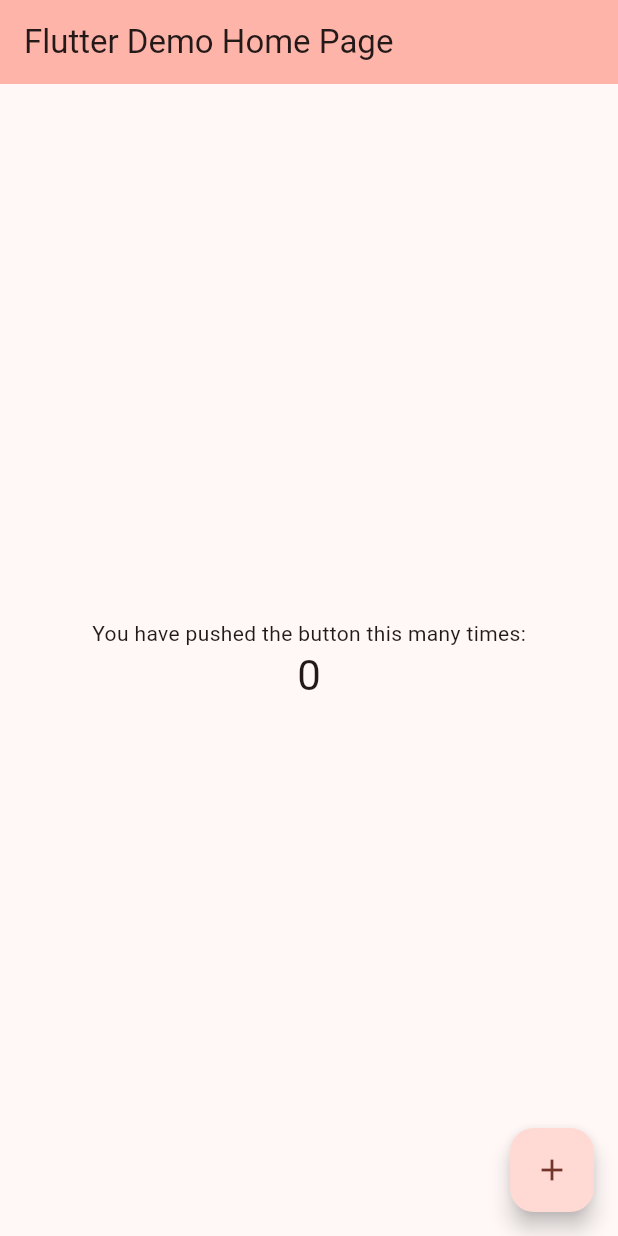
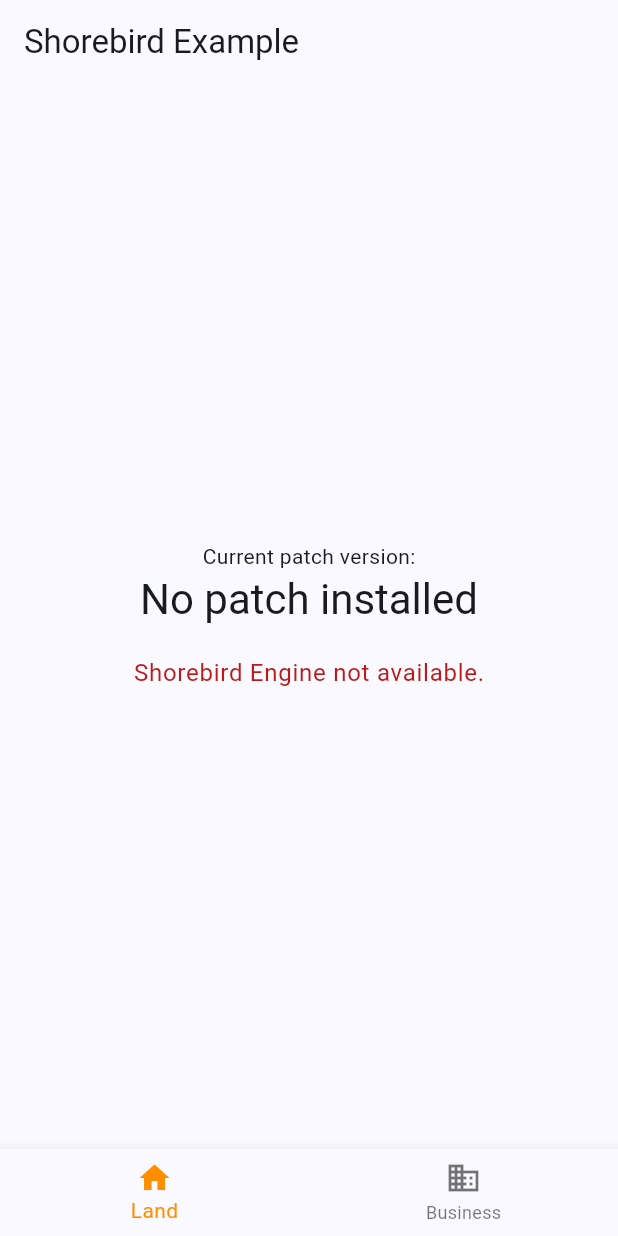
Before and after one commit to Sourav-Sonkar/shorebird_eg, a Flutter app: the screen it shows after launch, on a phone screen of 412 x 824 dp. Run offline on Flutter 3.47's test engine with Material 3 defaults, Android fonts, the phone set to English and light mode, and no system bars; missing offline and left inert: restart_app, shorebird_code_push.

Commit message:
app demo

```diff
--- a/lib/main.dart
+++ b/lib/main.dart
@@ -1,75 +1,57 @@
 import 'package:flutter/material.dart';
+import 'package:shorebird_eg/screen/home_page.dart';
+import 'package:shorebird_eg/screen/second_page.dart';
 
-void main() {
-  runApp(const MyApp());
+void main() => runApp(const MyApp());
+
+class MyApp extends StatefulWidget {
+  const MyApp({super.key});
+
+  @override
+  State<MyApp> createState() => _MyAppState();
 }
 
-class MyApp extends StatelessWidget {
-  const MyApp({super.key});
-
-  // This widget is the root of your application.
+class _MyAppState extends State<MyApp> {
+  int _selectedIndex = 0; //index of selected item
+  final List<Widget> _widgetOptions = <Widget>[
+    const HomePage(),
+    const SecondScreen(),
+  ]; //list of pages
   @override
   Widget build(BuildContext context) {
     return MaterialApp(
-      title: 'Flutter Demo',
-      theme: ThemeData(
-        colorScheme: ColorScheme.fromSeed(seedColor: Colors.red),
-        useMaterial3: true,
+      title: 'Material App',
+      theme:ThemeData(
+        colorSchemeSeed:Colors.blueAccent
       ),
-      home: const MyHomePage(title: 'Flutter Demo Home Page'),
+      home: Scaffold(
+        appBar: AppBar(
+          title: const Text('Shorebird Example'),
+        ),
+        body: _widgetOptions
+            .elementAt(_selectedIndex), //set body of selected page
+        bottomNavigationBar: BottomNavigationBar(
+          items: const <BottomNavigationBarItem>[
+            BottomNavigationBarItem(
+              icon: Icon(Icons.home),
+              label: 'Land',
+              backgroundColor: Colors.red,
+            ),
+            BottomNavigationBarItem(
+              icon: Icon(Icons.business),
+              label: 'Business',
+              backgroundColor: Colors.green,
+            ),
+          ],
+          currentIndex: _selectedIndex,
+          selectedItemColor: Colors.amber[800],
+          onTap: (int index) {
+            setState(() {
+              _selectedIndex = index; //set selected index
+            });
+          },
+        ),
+      ),
     );
   }
 }
-
-class MyHomePage extends StatefulWidget {
-  const MyHomePage({super.key, required this.title});
-  final String title;
-
-  @override
-  State<MyHomePage> createState() => _MyHomePageState();
-}
-
-class _MyHomePageState extends State<MyHomePage> {
-  int _counter = 0;
-
-  void _incrementCounter() {
-    setState(() {
-      _counter = _counter + 2;
-    });
-  }
-
-  void _decrement() {
-    setState(() {
-      _counter = _counter - 1;
-    });
-  }
-
-  @override
-  Widget build(BuildContext context) {
-    return Scaffold(
-      appBar: AppBar(
-        backgroundColor: Theme.of(context).colorScheme.inversePrimary,
-        title: Text(widget.title),
-      ),
-      body: Center(
-        child: Column(
-          mainAxisAlignment: MainAxisAlignment.center,
-          children: <Widget>[
-            const Text(
-              'You have pushed the button this many times:',
-            ),
-            Text(
-              '$_counter',
-              style: Theme.of(context).textTheme.headlineMedium,
-            ),
-          ],
-        ),
-      ),
-      floatingActionButton: FloatingActionButton(
-        onPressed: _decrement,
-        tooltip: 'Increment',
-        child: const Icon(Icons.add),
-      ), // This trailing comma makes auto-formatting nicer for build methods.
-    );
-  }
-}
--- /dev/null
+++ b/lib/screen/home_page.dart
@@ -0,0 +1,171 @@
+import 'package:flutter/material.dart';
+import 'package:restart_app/restart_app.dart';
+import 'package:shorebird_code_push/shorebird_code_push.dart';
+
+final _shorebirdCodePush = ShorebirdCodePush();
+
+class HomePage extends StatefulWidget {
+  const HomePage({super.key});
+
+  @override
+  State<HomePage> createState() => _HomePageState();
+}
+
+class _HomePageState extends State<HomePage> {
+  final _isShorebirdAvailable = _shorebirdCodePush.isShorebirdAvailable();
+  int? _currentPatchVersion;
+  bool _isCheckingForUpdate = false;
+
+  @override
+  void initState() {
+    super.initState();
+    // Request the current patch number.
+    _shorebirdCodePush.currentPatchNumber().then((currentPatchVersion) {
+      if (!mounted) return;
+      setState(() {
+        _currentPatchVersion = currentPatchVersion;
+      });
+    });
+  }
+
+  Future<void> _checkForUpdate() async {
+    setState(() {
+      _isCheckingForUpdate = true;
+    });
+
+    // Ask the Shorebird servers if there is a new patch available.
+    final isUpdateAvailable =
+        await _shorebirdCodePush.isNewPatchAvailableForDownload();
+
+    if (!mounted) return;
+
+    setState(() {
+      _isCheckingForUpdate = false;
+    });
+
+    if (isUpdateAvailable) {
+      _showUpdateAvailableBanner();
+    } else {
+      ScaffoldMessenger.of(context).showSnackBar(
+        const SnackBar(
+          content: Text('No update available'),
+        ),
+      );
+    }
+  }
+
+  void _showDownloadingBanner() {
+    ScaffoldMessenger.of(context).showMaterialBanner(
+      const MaterialBanner(
+        content: Text('Downloading...'),
+        actions: [
+          SizedBox(
+            height: 14,
+            width: 14,
+            child: CircularProgressIndicator(
+              strokeWidth: 2,
+            ),
+          ),
+        ],
+      ),
+    );
+  }
+
+  void _showUpdateAvailableBanner() {
+    ScaffoldMessenger.of(context).showMaterialBanner(
+      MaterialBanner(
+        content: const Text('Update available'),
+        actions: [
+          TextButton(
+            onPressed: () async {
+              ScaffoldMessenger.of(context).hideCurrentMaterialBanner();
+              await _downloadUpdate();
+
+              if (!mounted) return;
+              ScaffoldMessenger.of(context).hideCurrentMaterialBanner();
+            },
+            child: const Text('Download'),
+          ),
+        ],
+      ),
+    );
+  }
+
+  void _showRestartBanner() {
+    ScaffoldMessenger.of(context).showMaterialBanner(
+      const MaterialBanner(
+        content: Text('A new patch is ready!'),
+        actions: [
+          TextButton(
+            // Restart the app for the new patch to take effect.
+            onPressed: Restart.restartApp,
+            child: Text('Restart app'),
+          ),
+        ],
+      ),
+    );
+  }
+
+  Future<void> _downloadUpdate() async {
+    _showDownloadingBanner();
+
+    await Future.wait([
+      _shorebirdCodePush.downloadUpdateIfAvailable(),
+      // Add an artificial delay so the banner has enough time to animate in.
+      Future<void>.delayed(const Duration(milliseconds: 250)),
+    ]);
+
+    if (!mounted) return;
+
+    ScaffoldMessenger.of(context).hideCurrentMaterialBanner();
+    _showRestartBanner();
+  }
+
+  @override
+  Widget build(BuildContext context) {
+    final theme = Theme.of(context);
+    final heading = _currentPatchVersion != null
+        ? '$_currentPatchVersion'
+        : 'No patch installed';
+    return Center(
+      child: Column(
+        mainAxisAlignment: MainAxisAlignment.center,
+        children: <Widget>[
+          const Text('Current patch version:'),
+          Text(
+            heading,
+            style: theme.textTheme.headlineMedium,
+          ),
+          const SizedBox(height: 20),
+          if (!_isShorebirdAvailable)
+            Text(
+              'Shorebird Engine not available.',
+              style: theme.textTheme.bodyLarge?.copyWith(
+                color: theme.colorScheme.error,
+              ),
+            ),
+          if (_isShorebirdAvailable)
+            ElevatedButton(
+              onPressed: _isCheckingForUpdate ? null : _checkForUpdate,
+              child: _isCheckingForUpdate
+                  ? const _LoadingIndicator()
+                  : const Text('Check for update'),
+            ),
+        ],
+      ),
+    );
+  }
+}
+
+class _LoadingIndicator extends StatelessWidget {
+  const _LoadingIndicator();
+
+  @override
+  Widget build(BuildContext context) {
+    return const SizedBox(
+      height: 14,
+      width: 14,
+      child: CircularProgressIndicator(strokeWidth: 2),
+    );
+  }
+}
--- a/pubspec.yaml
+++ b/pubspec.yaml
@@ -16,7 +16,7 @@
 # https://developer.apple.com/library/archive/documentation/General/Reference/InfoPlistKeyReference/Articles/CoreFoundationKeys.html
 # In Windows, build-name is used as the major, minor, and patch parts
 # of the product and file versions while build-number is used as the build suffix.
-version: 1.0.0+1
+version: 1.0.0+5
 
 environment:
   sdk: '>=3.2.3 <4.0.0'
@@ -35,6 +35,9 @@
   # The following adds the Cupertino Icons font to your application.
   # Use with the CupertinoIcons class for iOS style icons.
   cupertino_icons: ^1.0.2
+  shorebird_code_push: ^1.1.3
+  restart_app: ^1.2.1
+
 
 dev_dependencies:
   flutter_test:
```
Also changed, not shown: lib/screen/coming_soon.dart (added, +15 -0 lines), lib/screen/second_page.dart (added, +19 -0 lines), lib/widget/skeketon_container.dart (added, +12 -0 lines), pubspec.lock, 6 other files.
